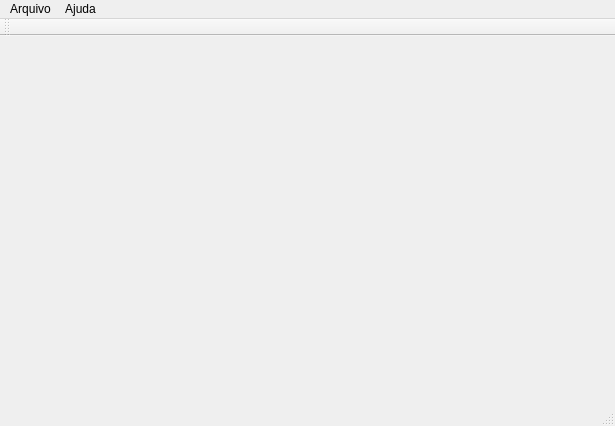
First picture: the form in mainwindow.ui, repository Fxlipe115/CPD_Final, before the edit.
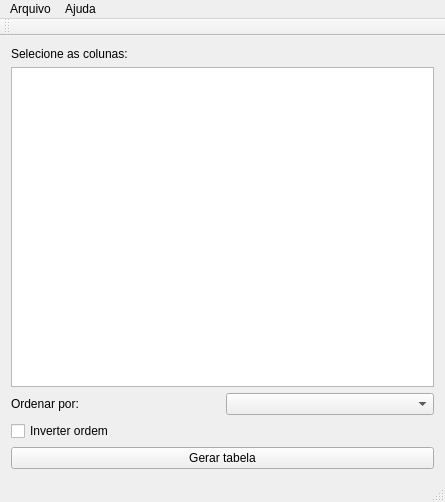
Second picture: the form after the edit.

What changed in the file:
```diff
--- a/mainwindow.ui
+++ b/mainwindow.ui
@@ -6,8 +6,8 @@
    <rect>
     <x>0</x>
     <y>0</y>
-    <width>615</width>
-    <height>426</height>
+    <width>445</width>
+    <height>502</height>
    </rect>
   </property>
   <property name="windowTitle">
@@ -16,13 +16,69 @@
   <property name="locale">
    <locale language="Portuguese" country="Brazil"/>
   </property>
-  <widget class="QWidget" name="centralWidget"/>
+  <widget class="QWidget" name="centralWidget">
+   <layout class="QVBoxLayout" name="verticalLayout_3">
+    <item>
+     <layout class="QVBoxLayout" name="verticalLayout_2">
+      <item>
+       <widget class="QLabel" name="label">
+        <property name="text">
+         <string>Selecione as colunas:</string>
+        </property>
+       </widget>
+      </item>
+      <item>
+       <widget class="QListView" name="listView_columns"/>
+      </item>
+     </layout>
+    </item>
+    <item>
+     <layout class="QVBoxLayout" name="verticalLayout">
+      <item>
+       <layout class="QHBoxLayout" name="horizontalLayout">
+        <item>
+         <widget class="QLabel" name="label_2">
+          <property name="text">
+           <string>Ordenar por:</string>
+          </property>
+         </widget>
+        </item>
+        <item>
+         <widget class="QComboBox" name="comboBox"/>
+        </item>
+       </layout>
+      </item>
+      <item>
+       <widget class="QCheckBox" name="checkBox">
+        <property name="text">
+         <string>Inverter ordem</string>
+        </property>
+       </widget>
+      </item>
+     </layout>
+    </item>
+    <item>
+     <widget class="QPushButton" name="pushButton_gerar">
+      <property name="text">
+       <string>Gerar tabela</string>
+      </property>
+     </widget>
+    </item>
+   </layout>
+   <zorder>listView_columns</zorder>
+   <zorder>label</zorder>
+   <zorder>label_2</zorder>
+   <zorder>comboBox</zorder>
+   <zorder>checkBox</zorder>
+   <zorder>label_2</zorder>
+   <zorder>pushButton_gerar</zorder>
+  </widget>
   <widget class="QMenuBar" name="menuBar">
    <property name="geometry">
     <rect>
      <x>0</x>
      <y>0</y>
-     <width>615</width>
+     <width>445</width>
      <height>21</height>
     </rect>
    </property>
```
Left out of the diff: 30 changed lines with no effect on the pictures.
